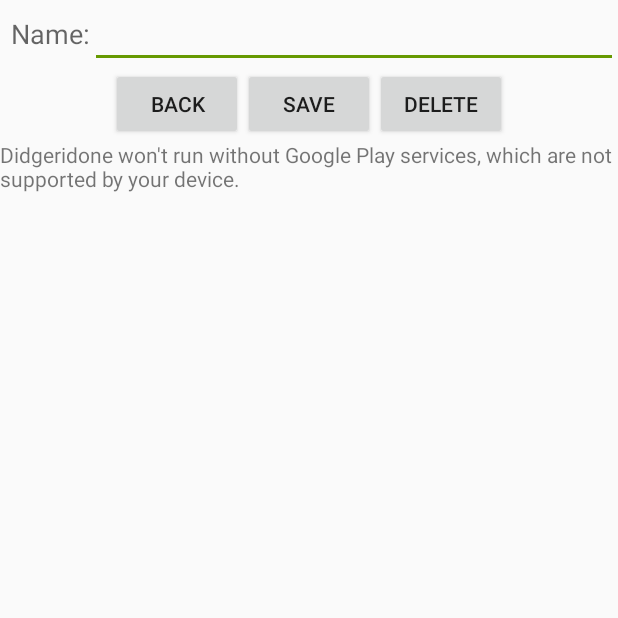
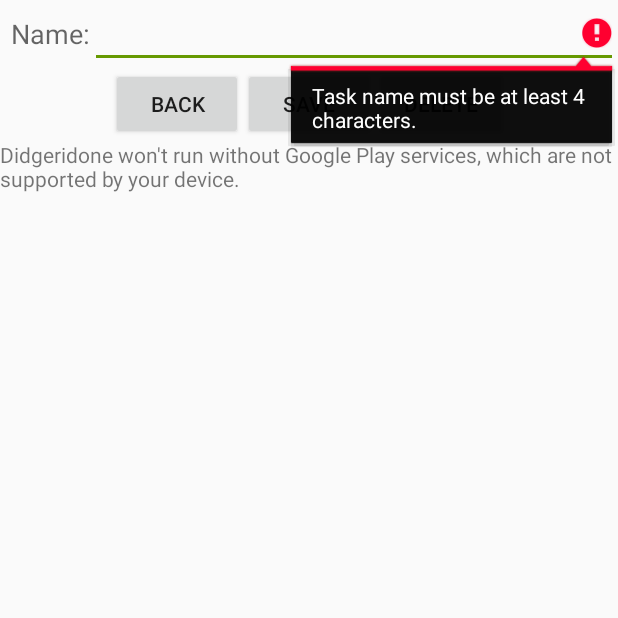
Before and after one commit to Didgeridone/Didgeridone-Android, an Android app: the MapsActivity screen opened directly, with no data from a screen before it, after a tap on "SAVE", on a phone screen of 412 x 824 dp, the top half of it. Run offline under Robolectric (Android 15) with nearby library versions, the phone set to English and light mode, and no system bars.

Commit message:
Added confirmation of delete on the maps activity.

```diff
--- a/app/src/main/java/com/didgeridone/didgeridone_andriod/MapsActivity.java
+++ b/app/src/main/java/com/didgeridone/didgeridone_andriod/MapsActivity.java
@@ -1,6 +1,8 @@
 package com.didgeridone.didgeridone_andriod;
 
+import android.app.AlertDialog;
 import android.content.Context;
+import android.content.DialogInterface;
 import android.content.Intent;
 import android.graphics.Color;
 import android.location.Location;
@@ -252,15 +254,37 @@ public class MapsActivity extends FragmentActivity implements OnMarkerDragListen
     }
 
     public void buttonDelete(View v) {
+
+        new AlertDialog.Builder(this)
+                .setTitle("Delete entry")
+                .setMessage("Are you sure you want to delete this task?")
+                .setPositiveButton(android.R.string.yes, new DialogInterface.OnClickListener() {
+                    public void onClick(DialogInterface dialog, int which) {
                         String[] Request_Array = {"DELETE", ""};
                         new Reminder_API().execute(Request_Array);
-        //new Delete_Reminder().execute();
                         startActivity(new Intent(MapsActivity.this, MainActivity.class));
+                    }
+                })
+                .setNegativeButton(android.R.string.no, new DialogInterface.OnClickListener() {
+                    public void onClick(DialogInterface dialog, int which) {
+                        // do nothing
+                    }
+                })
+                .setIcon(android.R.drawable.ic_dialog_alert)
+                .show();
     }
 
     public void buttonSave(View v) {
-        //Location_Circle
         EditText editText = (EditText) findViewById(R.id.editText_Reminder_Name);
+
+        // Reset errors and check the field
+        editText.setError(null);
+
+        if ( !isValidTaskName( editText.getText().toString() ) ) {
+            editText.setError("Task name must be at least 4 characters.");
+            editText.requestFocus();
+
+        } else {
 
             try {
                 JSONObject obj = new JSONObject();
@@ -288,7 +312,7 @@ public class MapsActivity extends FragmentActivity implements OnMarkerDragListen
             } catch (Exception e) {
                 e.printStackTrace();
             }
-
+        }
     }
 
     class Reminder_API extends AsyncTask<String, Void, Void> {
@@ -348,4 +372,8 @@ public class MapsActivity extends FragmentActivity implements OnMarkerDragListen
             // Handle/Update UI Part
         }
     }
+
+    public boolean isValidTaskName(String taskName) {
+        return taskName.length() > 3;
     }
+}
```
Lines whose indentation alone changed are shown as unchanged.
